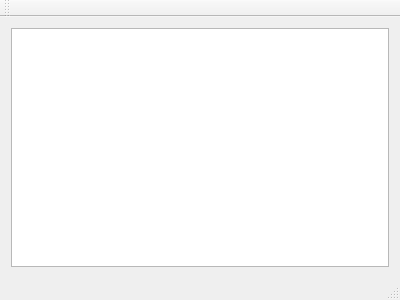
Before: the Qt Designer form mainwindow.ui in 607011/Twindicator, drawn with Qt 5.
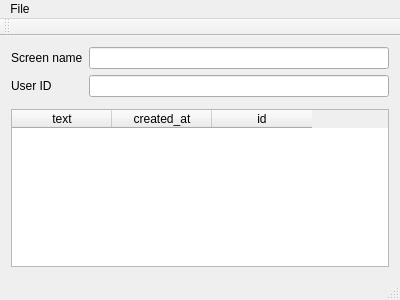
After: the same form once the commit is applied.

```diff
--- a/mainwindow.ui
+++ b/mainwindow.ui
@@ -16,7 +16,58 @@
   <widget class="QWidget" name="centralWidget">
    <layout class="QVBoxLayout" name="verticalLayout">
     <item>
-     <widget class="QPlainTextEdit" name="plainTextEdit"/>
+     <layout class="QFormLayout" name="formLayout">
+      <property name="bottomMargin">
+       <number>6</number>
+      </property>
+      <item row="0" column="0">
+       <widget class="QLabel" name="label">
+        <property name="text">
+         <string>Screen name</string>
+        </property>
+       </widget>
+      </item>
+      <item row="0" column="1">
+       <widget class="QLineEdit" name="screenNameLineEdit">
+        <property name="readOnly">
+         <bool>true</bool>
+        </property>
+       </widget>
+      </item>
+      <item row="1" column="0">
+       <widget class="QLabel" name="label_2">
+        <property name="text">
+         <string>User ID</string>
+        </property>
+       </widget>
+      </item>
+      <item row="1" column="1">
+       <widget class="QLineEdit" name="userIdLineEdit">
+        <property name="readOnly">
+         <bool>true</bool>
+        </property>
+       </widget>
+      </item>
+     </layout>
+    </item>
+    <item>
+     <widget class="QTableWidget" name="tableWidget">
+      <column>
+       <property name="text">
+        <string>text</string>
+       </property>
+      </column>
+      <column>
+       <property name="text">
+        <string>created_at</string>
+       </property>
+      </column>
+      <column>
+       <property name="text">
+        <string>id</string>
+       </property>
+      </column>
+     </widget>
     </item>
    </layout>
   </widget>
@@ -29,6 +80,15 @@
      <height>21</height>
     </rect>
    </property>
+   <widget class="QMenu" name="menuFile">
+    <property name="title">
+     <string>File</string>
+    </property>
+    <addaction name="actionLogin"/>
+    <addaction name="actionLogout"/>
+    <addaction name="actionExit"/>
+   </widget>
+   <addaction name="menuFile"/>
   </widget>
   <widget class="QToolBar" name="mainToolBar">
    <attribute name="toolBarArea">
```
Left out of the diff: 24 changed lines with no effect on the pictures.
